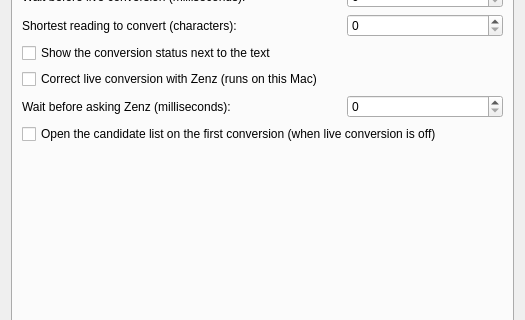
The window that src/gui/config_dialog/config_dialog.ui (meltin/nagi) describes before a commit, drawn with Qt 5; both pictures show x 0 to 525 and y 92 to 412 of the 525 by 575 pixel window.
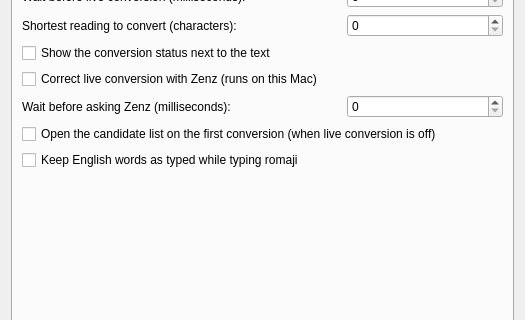
The same window after the commit. The open tabs and pages were chosen to show the change. Custom widgets are drawn as their Qt base class.

Commit message:
feat(gui): add the automatic input mode to the settings
- a checkbox at the end of the live conversion tab for `use_automatic_english`
- add its Japanese text and rebuild the `.qm`

Refs #1

What changed in the file:
```diff
--- a/src/gui/config_dialog/config_dialog.ui
+++ b/src/gui/config_dialog/config_dialog.ui
@@ -1101,7 +1101,14 @@
            </property>
           </widget>
          </item>
-         <item row="7" column="0">
+         <item row="7" column="0" colspan="3">
+          <widget class="QCheckBox" name="automaticEnglishCheckBox">
+           <property name="text">
+            <string>Keep English words as typed while typing romaji</string>
+           </property>
+          </widget>
+         </item>
+         <item row="8" column="0">
           <spacer name="liveConversionTabBottomSpacer">
            <property name="orientation">
             <enum>Qt::Orientation::Vertical</enum>
```
The commit also changes 3 other files.
